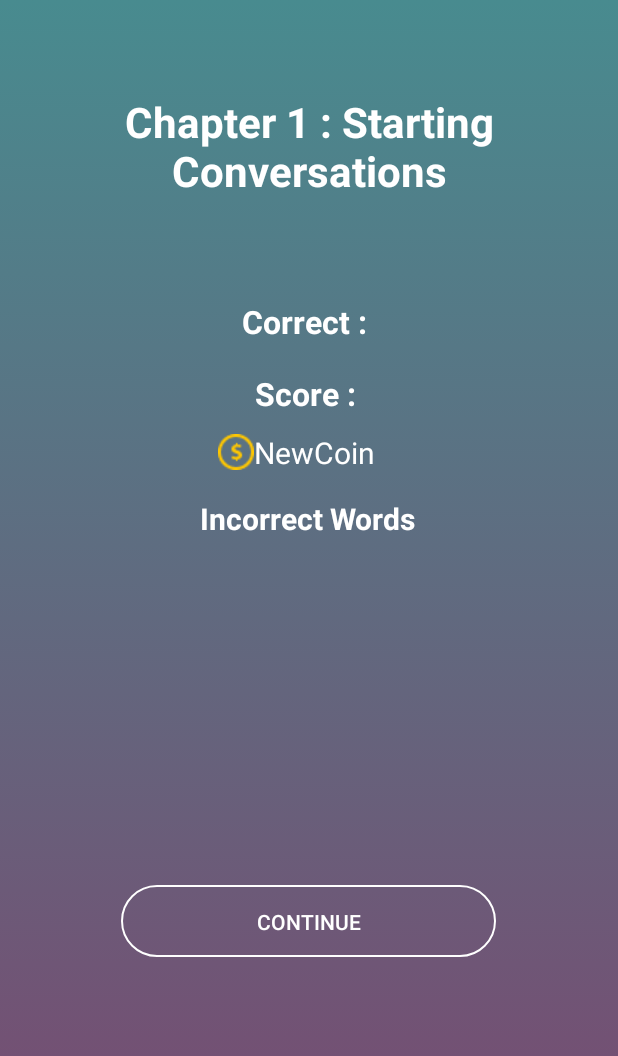
After one commit to ChampBVT/Memarize, an Android app: the SumScoreActivity screen opened directly, with no data from a screen before it, on a phone screen of 412 x 824 dp. The commit adds this screen. Shown: the top 1056 px of the screen. Run offline under Robolectric (Android 15) with nearby library versions, the light colour scheme and no system bars; 3 statements that could not run were skipped.

Commit message:
add sum score page, fix game mode logic

```diff
--- a/app/src/main/AndroidManifest.xml
+++ b/app/src/main/AndroidManifest.xml
@@ -24,8 +24,9 @@
         <activity android:name=".pages.register.RegisterActivity2" />
         <activity android:name=".pages.login.LoginActivity" />
         <activity android:name=".pages.store.StoreActivity" />
-        <activity android:name=".pages.chapter.ChapterActivity" />
-        <activity android:name=".pages.question.QuestionActivity" />
+        <activity android:name=".pages.play.ChapterActivity" />
+        <activity android:name=".pages.play.QuestionActivity" />
+        <activity android:name=".pages.play.SumScoreActivity" />
     </application>
 
 </manifest>
--- a/app/src/main/java/com/wireless/memarize/pages/landing/LandingActivity.kt
+++ b/app/src/main/java/com/wireless/memarize/pages/landing/LandingActivity.kt
@@ -49,7 +49,7 @@ class LandingActivity : AppCompatActivity() {
                         petType = user.petType
                         coins = user.coins
                         setEncryptedSharePreferences(userName!!, email!!, uid, petName!!, petType!!, coins)
-                        showToast(userName!!, email!!, uid)
+                        //showToast(userName!!, email!!, uid)
                     }
                 }
 
@@ -90,7 +90,7 @@ class LandingActivity : AppCompatActivity() {
 
     override fun onStart() {
         super.onStart()
-        object : CountDownTimer(3000, 1000) {
+        object : CountDownTimer(2000, 1000) {
             override fun onFinish() {
                 val user = auth.currentUser;
                 if (user == null) {
--- a/app/src/main/java/com/wireless/memarize/pages/main/MainActivity.kt
+++ b/app/src/main/java/com/wireless/memarize/pages/main/MainActivity.kt
@@ -10,7 +10,7 @@ import androidx.appcompat.app.AppCompatActivity
 import androidx.security.crypto.EncryptedSharedPreferences
 import androidx.security.crypto.MasterKeys
 import com.google.firebase.auth.FirebaseAuth
-import com.wireless.memarize.pages.chapter.ChapterActivity
+import com.wireless.memarize.pages.play.ChapterActivity
 import com.wireless.memarize.R
 import com.wireless.memarize.pages.login.LoginActivity
 import com.wireless.memarize.pages.store.StoreActivity
--- a/app/src/main/java/com/wireless/memarize/pages/chapter/ChapterActivity.kt
+++ b/app/src/main/java/com/wireless/memarize/pages/play/ChapterActivity.kt
@@ -1,4 +1,4 @@
-package com.wireless.memarize.pages.chapter
+package com.wireless.memarize.pages.play
 
 import android.content.Context
 import android.os.Bundle
--- /dev/null
+++ b/app/src/main/java/com/wireless/memarize/pages/play/SumScoreActivity.kt
@@ -0,0 +1,38 @@
+package com.wireless.memarize.pages.play
+
+import android.content.Intent
+import androidx.appcompat.app.AppCompatActivity
+import android.os.Bundle
+import android.util.Log
+import android.widget.Button
+import androidx.recyclerview.widget.LinearLayoutManager
+import androidx.recyclerview.widget.RecyclerView
+import com.wireless.memarize.R
+import com.wireless.memarize.pages.main.MainActivity
+import com.wireless.memarize.viewAdapter.IncorrectWordsRecyclerViewAdapter
+
+class SumScoreActivity : AppCompatActivity() {
+
+    private lateinit var continueBtn: Button
+    private lateinit var wrongs: ArrayList<String>
+
+    override fun onCreate(savedInstanceState: Bundle?) {
+        super.onCreate(savedInstanceState)
+        setContentView(R.layout.activity_sum_score)
+
+        val incorrectWordRecyclerView: RecyclerView = findViewById<RecyclerView>(R.id.incorrectWordRecyclerView)
+        incorrectWordRecyclerView.layoutManager = LinearLayoutManager(this, RecyclerView.VERTICAL, false)
+
+        continueBtn = findViewById(R.id.ContinueBtn)
+        wrongs = intent.getStringArrayListExtra("wrongs") as ArrayList<String>
+        Log.e("get words", "$wrongs")
+        val adapter = IncorrectWordsRecyclerViewAdapter(wrongs)
+        incorrectWordRecyclerView.adapter = adapter
+        continueBtn.setOnClickListener {
+            val intent = Intent(this, MainActivity::class.java)
+            intent.flags = Intent.FLAG_ACTIVITY_REORDER_TO_FRONT
+            startActivity(intent)
+            finish()
+        }
+    }
+}
--- a/app/src/main/java/com/wireless/memarize/viewAdapter/ChapterRecyclerViewAdapter.kt
+++ b/app/src/main/java/com/wireless/memarize/viewAdapter/ChapterRecyclerViewAdapter.kt
@@ -11,7 +11,7 @@ import android.widget.TextView
 import androidx.recyclerview.widget.RecyclerView
 import com.wireless.memarize.R
 import com.wireless.memarize.dataModel.Chapter
-import com.wireless.memarize.pages.question.QuestionActivity
+import com.wireless.memarize.pages.play.QuestionActivity
 
 
 class ChapterRecyclerViewAdapter (val context: Context, private val chapterList: ArrayList<Chapter>) :
--- a/app/src/main/res/layout/activity_question.xml
+++ b/app/src/main/res/layout/activity_question.xml
@@ -5,7 +5,7 @@
     android:layout_width="match_parent"
     android:layout_height="match_parent"
     android:background="@drawable/gradient"
-    tools:context=".pages.question.QuestionActivity">
+    tools:context=".pages.play.QuestionActivity">
 
     <TextView
         android:id="@+id/Chapter"
--- /dev/null
+++ b/app/src/main/res/layout/activity_sum_score.xml
@@ -0,0 +1,96 @@
+<?xml version="1.0" encoding="utf-8"?>
+<androidx.constraintlayout.widget.ConstraintLayout xmlns:android="http://schemas.android.com/apk/res/android"
+                                                   xmlns:app="http://schemas.android.com/apk/res-auto"
+                                                   xmlns:tools="http://schemas.android.com/tools"
+                                                   android:layout_width="match_parent"
+                                                   android:layout_height="match_parent"
+                                                   android:background="@drawable/gradient"
+                                                   tools:context=".pages.play.SumScoreActivity">
+
+    <TextView
+        android:id="@+id/Chapter"
+        android:layout_width="wrap_content"
+        android:layout_height="wrap_content"
+        android:layout_marginTop="62dp"
+        android:text="Chapter 1 : Starting Conversations" android:textAlignment="center"
+        android:textColor="#FFFFFF" android:textSize="28sp"
+        android:textStyle="bold" app:layout_constraintEnd_toEndOf="parent"
+        app:layout_constraintStart_toStartOf="parent" app:layout_constraintTop_toTopOf="parent"/>
+
+    <TextView
+        android:id="@+id/NewCoin"
+        android:layout_width="120dp"
+        android:layout_height="wrap_content"
+        android:layout_marginStart="145dp"
+        android:layout_marginTop="288dp" android:layout_marginEnd="146dp"
+        android:drawableLeft="@drawable/coin" android:gravity="center_vertical"
+        android:text="NewCoin"
+        android:textColor="#FFFFFF" android:textSize="20sp"
+        android:textStyle="normal" app:layout_constraintEnd_toEndOf="parent"
+        app:layout_constraintHorizontal_bias="0.0" app:layout_constraintStart_toStartOf="parent"
+        app:layout_constraintTop_toTopOf="parent"/>
+    <TextView
+        android:id="@+id/Correct"
+        android:layout_width="275dp"
+        android:layout_height="wrap_content"
+        android:layout_marginStart="68dp"
+        android:layout_marginTop="200dp" android:layout_marginEnd="68dp"
+        android:text="Correct : " android:textAlignment="center"
+        android:textColor="#FFFFFF" android:textSize="21sp"
+        android:textStyle="normal|bold" app:layout_constraintBottom_toTopOf="@+id/SumScore"
+        app:layout_constraintEnd_toEndOf="parent" app:layout_constraintHorizontal_bias="0.0"
+        app:layout_constraintStart_toStartOf="parent" app:layout_constraintTop_toTopOf="parent"
+        app:layout_constraintVertical_bias="0.0"/>
+    <TextView
+        android:id="@+id/SumScore"
+        android:layout_width="237dp"
+        android:layout_height="wrap_content"
+        android:layout_marginStart="87dp"
+        android:layout_marginTop="248dp"
+        android:layout_marginEnd="87dp"
+        android:text="Score : " android:textAlignment="center"
+        android:textColor="#FFFFFF" android:textSize="21sp"
+        android:textStyle="normal|bold" app:layout_constraintEnd_toEndOf="parent"
+        app:layout_constraintHorizontal_bias="1.0" app:layout_constraintStart_toStartOf="parent"
+        app:layout_constraintTop_toTopOf="parent"/>
+    <TextView
+        android:id="@+id/textView8"
+        android:layout_width="wrap_content"
+        android:layout_height="wrap_content"
+        android:layout_marginStart="133dp" android:layout_marginTop="332dp"
+        android:layout_marginEnd="131dp" android:text="@string/IncorrectWords"
+        android:textColor="#FFFFFF" android:textSize="20sp"
+        android:textStyle="normal|bold" app:layout_constraintEnd_toEndOf="parent"
+        app:layout_constraintHorizontal_bias="0.0" app:layout_constraintStart_toStartOf="parent"
+        app:layout_constraintTop_toTopOf="parent"/>
+    <LinearLayout
+        android:id="@+id/linearLayout3"
+        android:layout_width="300dp"
+        android:layout_height="200dp"
+        android:layout_marginStart="56dp"
+        android:layout_marginTop="370dp"
+        android:layout_marginEnd="55dp" android:orientation="vertical"
+        android:textAlignment="center" app:layout_constraintEnd_toEndOf="parent"
+        app:layout_constraintStart_toStartOf="parent" app:layout_constraintTop_toTopOf="parent">
+
+        <androidx.recyclerview.widget.RecyclerView
+            android:id="@+id/incorrectWordRecyclerView"
+            android:layout_width="match_parent"
+            android:layout_height="match_parent"
+            android:textAlignment="center"/>
+
+    </LinearLayout>
+
+    <Button
+        android:id="@+id/ContinueBtn"
+        android:layout_width="250dp"
+        android:layout_height="wrap_content"
+        android:layout_marginStart="107dp" android:layout_marginTop="590dp"
+        android:layout_marginEnd="107dp" android:background="@drawable/choice_button"
+        android:drawableBottom="@drawable/choice_button" android:paddingLeft="20sp"
+        android:paddingRight="20sp" android:text="@string/Continue"
+        android:textColor="#FFFFFF" app:layout_constraintEnd_toEndOf="parent"
+        app:layout_constraintHorizontal_bias="0.509" app:layout_constraintStart_toStartOf="parent"
+        app:layout_constraintTop_toTopOf="parent"/>
+
+</androidx.constraintlayout.widget.ConstraintLayout>
--- a/app/src/main/res/values/strings.xml
+++ b/app/src/main/res/values/strings.xml
@@ -22,4 +22,7 @@
     <string name="landingText"><![CDATA[An interactive English learning & pet system]]></string>
     <string name="name_key">name</string>
     <string name="WhereToStart">Where should we start?</string>
+    <string name="IncorrectWords">Incorrect Words</string>
+    <string name="Continue">Continue</string>
+    <string name="complete">Completed!</string>
 </resources>
```
Also changed, not shown: app/src/main/java/com/wireless/memarize/pages/play/QuestionActivity.kt (renamed from app/src/main/java/com/wireless/memarize/pages/question/QuestionActivity.kt, +26 -19 lines), app/src/main/java/com/wireless/memarize/viewAdapter/IncorrectWordsRecyclerViewAdapter.kt (added, +35 -0 lines), app/src/main/res/layout/word.xml (added, +32 -0 lines).
